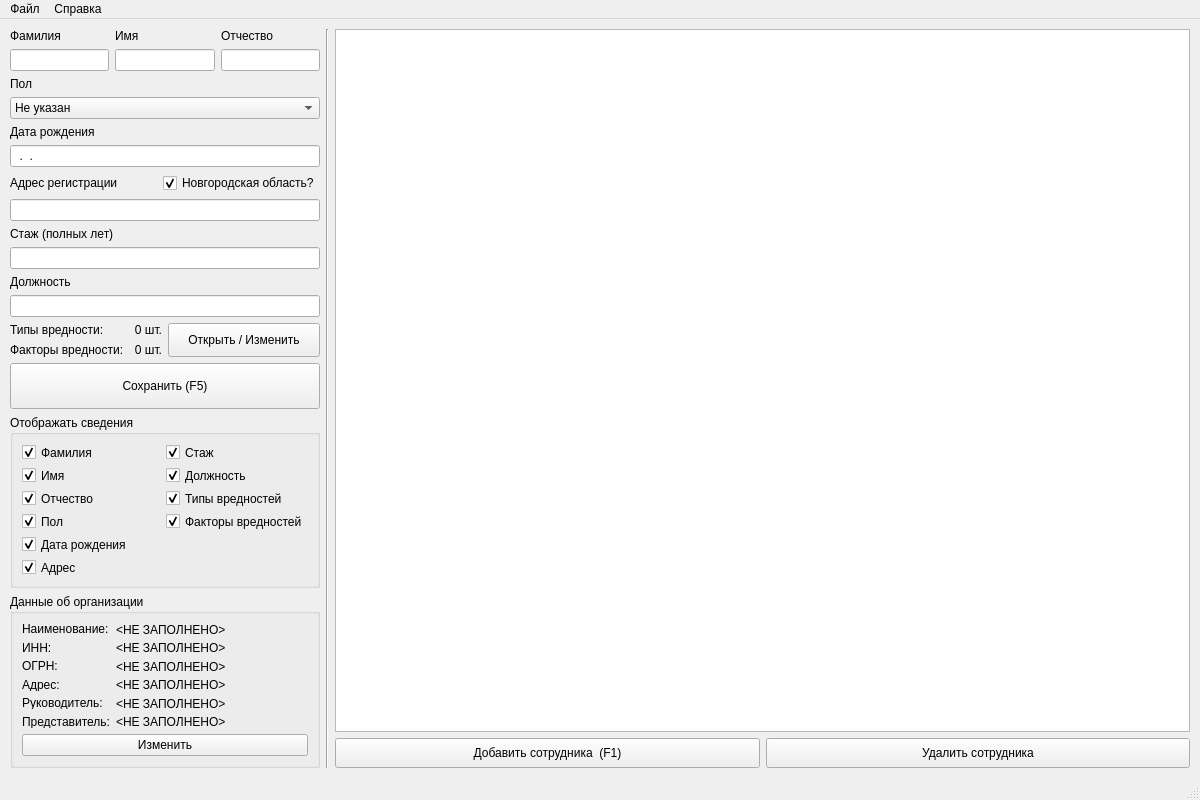
This is .pyqt5/main_window.ui in TreOne/List-Of-Employees-v3 as Qt 5 draws it before an edit. The edited form follows.
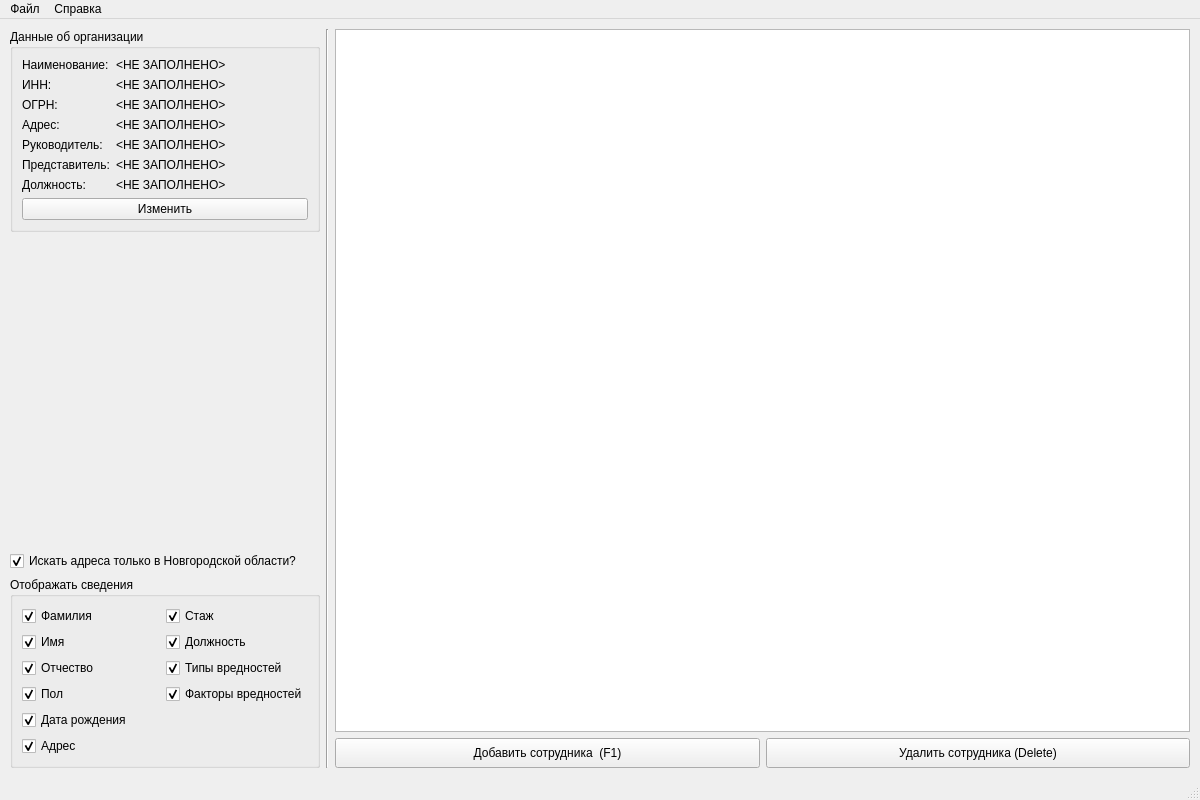
This is the edited form. Icons and pictures are not drawn.

Commit message: Много изменений. Последним добавленно редактирование организации.

```diff
--- a/.pyqt5/main_window.ui
+++ b/.pyqt5/main_window.ui
@@ -71,199 +71,136 @@
         <number>0</number>
        </property>
        <item>
-        <layout class="QHBoxLayout" name="hl_fio_labels">
-         <item>
-          <widget class="QLabel" name="family_name_label">
-           <property name="text">
-            <string>Фамилия</string>
-           </property>
-          </widget>
-         </item>
-         <item>
-          <widget class="QLabel" name="first_name_label">
-           <property name="text">
-            <string>Имя</string>
-           </property>
-          </widget>
-         </item>
-         <item>
-          <widget class="QLabel" name="patronymic_label">
-           <property name="text">
-            <string>Отчество</string>
-           </property>
-          </widget>
-         </item>
-        </layout>
-       </item>
-       <item>
-        <layout class="QHBoxLayout" name="hll_fil_fields">
-         <item>
-          <widget class="QLineEdit" name="family_name"/>
-         </item>
-         <item>
-          <widget class="QLineEdit" name="first_name"/>
-         </item>
-         <item>
-          <widget class="QLineEdit" name="patronymic"/>
-         </item>
-        </layout>
-       </item>
-       <item>
-        <widget class="QLabel" name="sex_label">
-         <property name="text">
-          <string>Пол</string>
+        <widget class="QGroupBox" name="organization_data">
+         <property name="autoFillBackground">
+          <bool>true</bool>
          </property>
-        </widget>
-       </item>
-       <item>
-        <widget class="QComboBox" name="sex">
-         <item>
-          <property name="text">
-           <string>Не указан</string>
-          </property>
-         </item>
-         <item>
-          <property name="text">
-           <string>Мужской</string>
-          </property>
-         </item>
-         <item>
-          <property name="text">
-           <string>Женский</string>
-          </property>
-         </item>
-        </widget>
-       </item>
-       <item>
-        <widget class="QLabel" name="date_birth_label">
-         <property name="text">
-          <string>Дата рождения</string>
+         <property name="title">
+          <string>Данные об организации</string>
          </property>
-        </widget>
-       </item>
-       <item>
-        <widget class="QLineEdit" name="birth_date">
-         <property name="inputMask">
-          <string>99.99.9999</string>
-         </property>
-        </widget>
-       </item>
-       <item>
-        <layout class="QHBoxLayout" name="hl_addres_free_form_label">
-         <item>
-          <widget class="QLabel" name="address_free_form_label">
-           <property name="text">
-            <string>Адрес регистрации</string>
-           </property>
-          </widget>
-         </item>
-         <item>
-          <widget class="QCheckBox" name="is_nov_obl">
-           <property name="text">
-            <string>Новгородская область?</string>
-           </property>
-           <property name="checked">
-            <bool>true</bool>
-           </property>
-          </widget>
-         </item>
-        </layout>
-       </item>
-       <item>
-        <widget class="QLineEdit" name="address_free_form"/>
-       </item>
-       <item>
-        <widget class="QLabel" name="experience_label">
-         <property name="text">
-          <string>Стаж (полных лет)</string>
-         </property>
-        </widget>
-       </item>
-       <item>
-        <widget class="QLineEdit" name="experience"/>
-       </item>
-       <item>
-        <widget class="QLabel" name="specialty_label">
-         <property name="text">
-          <string>Должность</string>
-         </property>
-        </widget>
-       </item>
-       <item>
-        <widget class="QLineEdit" name="specialty"/>
-       </item>
-       <item>
-        <layout class="QHBoxLayout" name="hl_hazards">
-         <item>
-          <layout class="QFormLayout" name="fl_hazards_labels">
-           <item row="0" column="0">
-            <widget class="QLabel" name="hazards_types_label">
-             <property name="text">
-              <string>Типы вредности:</string>
-             </property>
-            </widget>
-           </item>
-           <item row="1" column="0">
-            <widget class="QLabel" name="hazards_factors_label">
-             <property name="text">
-              <string>Факторы вредности:</string>
-             </property>
-            </widget>
-           </item>
-           <item row="0" column="1">
-            <widget class="QLabel" name="hazards_types_count">
-             <property name="text">
-              <string>0 шт.</string>
-             </property>
-             <property name="alignment">
-              <set>Qt::AlignRight|Qt::AlignTrailing|Qt::AlignVCenter</set>
-             </property>
-            </widget>
-           </item>
-           <item row="1" column="1">
-            <widget class="QLabel" name="hazards_factors_count">
-             <property name="text">
-              <string>0 шт.</string>
-             </property>
-             <property name="alignment">
-              <set>Qt::AlignRight|Qt::AlignTrailing|Qt::AlignVCenter</set>
-             </property>
-            </widget>
-           </item>
-          </layout>
-         </item>
-         <item>
-          <widget class="QPushButton" name="open_hazards_btn">
-           <property name="sizePolicy">
-            <sizepolicy hsizetype="Minimum" vsizetype="Preferred">
-             <horstretch>0</horstretch>
-             <verstretch>0</verstretch>
-            </sizepolicy>
-           </property>
-           <property name="text">
-            <string>Открыть / Изменить</string>
-           </property>
-          </widget>
-         </item>
-        </layout>
-       </item>
-       <item>
-        <widget class="QPushButton" name="save_btn">
-         <property name="minimumSize">
-          <size>
-           <width>0</width>
-           <height>46</height>
-          </size>
-         </property>
-         <property name="text">
-          <string>Сохранить (F5)</string>
-         </property>
-         <property name="autoDefault">
-          <bool>false</bool>
-         </property>
-         <property name="flat">
-          <bool>false</bool>
-         </property>
+         <layout class="QVBoxLayout" name="verticalLayout_2">
+          <item>
+           <layout class="QFormLayout" name="fl_organization_labels">
+            <item row="0" column="0">
+             <widget class="QLabel" name="name_label">
+              <property name="text">
+               <string>Наименование:</string>
+              </property>
+              <property name="alignment">
+               <set>Qt::AlignLeading|Qt::AlignLeft|Qt::AlignTop</set>
+              </property>
+             </widget>
+            </item>
+            <item row="0" column="1">
+             <widget class="QLabel" name="org_name">
+              <property name="text">
+               <string>&lt;НЕ ЗАПОЛНЕНО&gt;</string>
+              </property>
+              <property name="wordWrap">
+               <bool>true</bool>
+              </property>
+             </widget>
+            </item>
+            <item row="1" column="0">
+             <widget class="QLabel" name="inn_label">
+              <property name="text">
+               <string>ИНН:</string>
+              </property>
+             </widget>
+            </item>
+            <item row="1" column="1">
+             <widget class="QLabel" name="inn">
+              <property name="text">
+               <string>&lt;НЕ ЗАПОЛНЕНО&gt;</string>
+              </property>
+             </widget>
+            </item>
+            <item row="2" column="0">
+             <widget class="QLabel" name="ogrn_label">
+              <property name="text">
+               <string>ОГРН:</string>
+              </property>
+             </widget>
+            </item>
+            <item row="2" column="1">
+             <widget class="QLabel" name="ogrn">
+              <property name="text">
+               <string>&lt;НЕ ЗАПОЛНЕНО&gt;</string>
+              </property>
+             </widget>
+            </item>
+            <item row="3" column="0">
+             <widget class="QLabel" name="org_address_label">
+              <property name="text">
+               <string>Адрес:</string>
+              </property>
+              <property name="alignment">
+               <set>Qt::AlignLeading|Qt::AlignLeft|Qt::AlignTop</set>
+              </property>
+             </widget>
+            </item>
+            <item row="3" column="1">
+             <widget class="QLabel" name="org_address">
+              <property name="text">
+               <string>&lt;НЕ ЗАПОЛНЕНО&gt;</string>
+              </property>
+              <property name="wordWrap">
+               <bool>true</bool>
+              </property>
+             </widget>
+            </item>
+            <item row="4" column="0">
+             <widget class="QLabel" name="head_full_name_label">
+              <property name="text">
+               <string>Руководитель:</string>
+              </property>
+             </widget>
+            </item>
+            <item row="4" column="1">
+             <widget class="QLabel" name="head_full_name">
+              <property name="text">
+               <string>&lt;НЕ ЗАПОЛНЕНО&gt;</string>
+              </property>
+             </widget>
+            </item>
+            <item row="5" column="0">
+             <widget class="QLabel" name="representative_full_name_label">
+              <property name="text">
+               <string>Представитель:</string>
+              </property>
+             </widget>
+            </item>
+            <item row="5" column="1">
+             <widget class="QLabel" name="representative_full_name">
+              <property name="text">
+               <string>&lt;НЕ ЗАПОЛНЕНО&gt;</string>
+              </property>
+             </widget>
+            </item>
+            <item row="6" column="0">
+             <widget class="QLabel" name="representative_position_label">
+              <property name="text">
+               <string>Должность:</string>
+              </property>
+             </widget>
+            </item>
+            <item row="6" column="1">
+             <widget class="QLabel" name="representative_position">
+              <property name="text">
+               <string>&lt;НЕ ЗАПОЛНЕНО&gt;</string>
+              </property>
+             </widget>
+            </item>
+           </layout>
+          </item>
+          <item>
+           <widget class="QPushButton" name="organization_edit_btn">
+            <property name="text">
+             <string>Изменить</string>
+            </property>
+           </widget>
+          </item>
+         </layout>
         </widget>
        </item>
        <item>
@@ -279,6 +216,16 @@
          </property>
         </spacer>
        </item>
+       <item>
+        <widget class="QCheckBox" name="is_nov_obl">
+         <property name="text">
+          <string>Искать адреса только в Новгородской области?</string>
+         </property>
+         <property name="checked">
+          <bool>true</bool>
+         </property>
+        </widget>
+       </item>
        <item>
         <widget class="QGroupBox" name="hide_group_box">
          <property name="autoFillBackground">
@@ -391,113 +338,6 @@
          </layout>
         </widget>
        </item>
-       <item>
-        <widget class="QGroupBox" name="organization_data">
-         <property name="autoFillBackground">
-          <bool>true</bool>
-         </property>
-         <property name="title">
-          <string>Данные об организации</string>
-         </property>
-         <layout class="QVBoxLayout" name="verticalLayout_2">
-          <item>
-           <layout class="QFormLayout" name="fl_organization_labels">
-            <item row="0" column="0">
-             <widget class="QLabel" name="name_label">
-              <property name="text">
-               <string>Наименование:</string>
-              </property>
-             </widget>
-            </item>
-            <item row="0" column="1">
-             <widget class="QLabel" name="name">
-              <property name="text">
-               <string>&lt;НЕ ЗАПОЛНЕНО&gt;</string>
-              </property>
-             </widget>
-            </item>
-            <item row="1" column="0">
-             <widget class="QLabel" name="inn_label">
-              <property name="text">
-               <string>ИНН:</string>
-              </property>
-             </widget>
-            </item>
-            <item row="1" column="1">
-             <widget class="QLabel" name="inn">
-              <property name="text">
-               <string>&lt;НЕ ЗАПОЛНЕНО&gt;</string>
-              </property>
-             </widget>
-            </item>
-            <item row="2" column="0">
-             <widget class="QLabel" name="ogrn_label">
-              <property name="text">
-               <string>ОГРН:</string>
-              </property>
-             </widget>
-            </item>
-            <item row="2" column="1">
-             <widget class="QLabel" name="ogrn">
-              <property name="text">
-               <string>&lt;НЕ ЗАПОЛНЕНО&gt;</string>
-              </property>
-             </widget>
-            </item>
-            <item row="3" column="0">
-             <widget class="QLabel" name="org_address_label">
-              <property name="text">
-               <string>Адрес:</string>
-              </property>
-             </widget>
-            </item>
-            <item row="3" column="1">
-             <widget class="QLabel" name="org_address">
-              <property name="text">
-               <string>&lt;НЕ ЗАПОЛНЕНО&gt;</string>
-              </property>
-             </widget>
-            </item>
-            <item row="4" column="0">
-             <widget class="QLabel" name="head_full_name_label">
-              <property name="text">
-               <string>Руководитель:</string>
-              </property>
-             </widget>
-            </item>
-            <item row="4" column="1">
-             <widget class="QLabel" name="head_full_name">
-              <property name="text">
-               <string>&lt;НЕ ЗАПОЛНЕНО&gt;</string>
-              </property>
-             </widget>
-            </item>
-            <item row="5" column="0">
-             <widget class="QLabel" name="representative_full_name_label">
-              <property name="text">
-               <string>Представитель:</string>
-              </property>
-             </widget>
-            </item>
-            <item row="5" column="1">
-             <widget class="QLabel" name="representative_full_name">
-              <property name="text">
-               <string>&lt;НЕ ЗАПОЛНЕНО&gt;</string>
-              </property>
-             </widget>
-            </item>
-           </layout>
-          </item>
-          <item>
-           <widget class="QPushButton" name="organization_edit_btn">
-            <property name="text">
-             <string>Изменить</string>
-            </property>
-           </widget>
-          </item>
-         </layout>
-        </widget>
-       </item>
       </layout>
      </widget>
     </item>
@@ -568,7 +408,7 @@
            </size>
           </property>
           <property name="text">
-           <string>Удалить сотрудника</string>
+           <string>Удалить сотрудника (Delete)</string>
           </property>
          </widget>
         </item>
```
Left out of the diff: 31 changed lines with no effect on the pictures. The commit also changes 15 other files.
